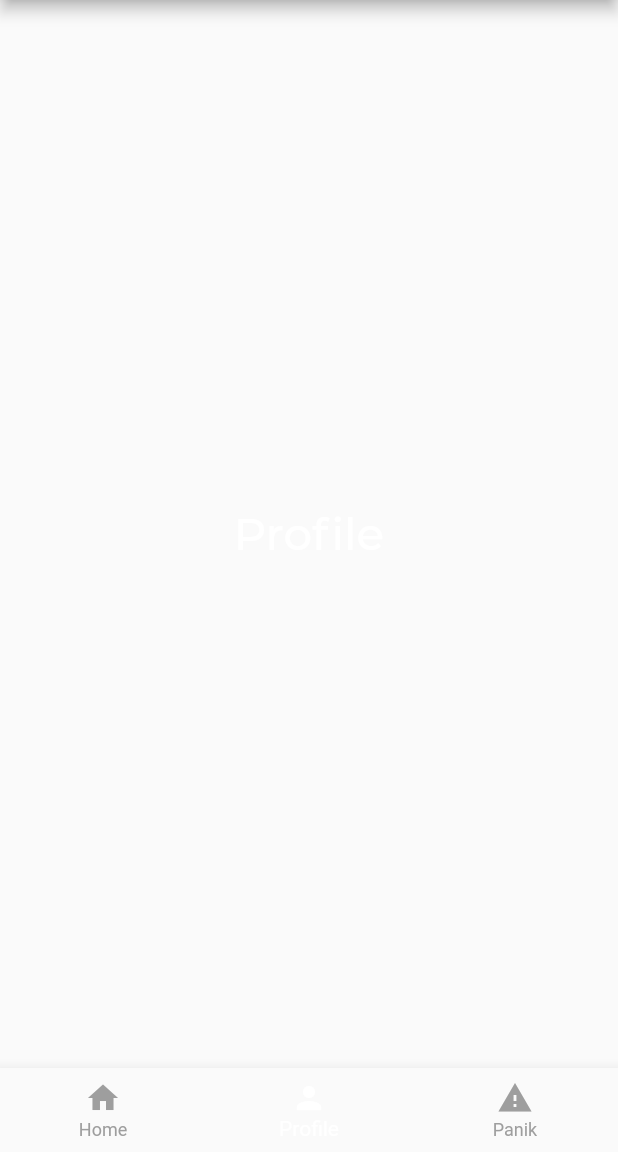
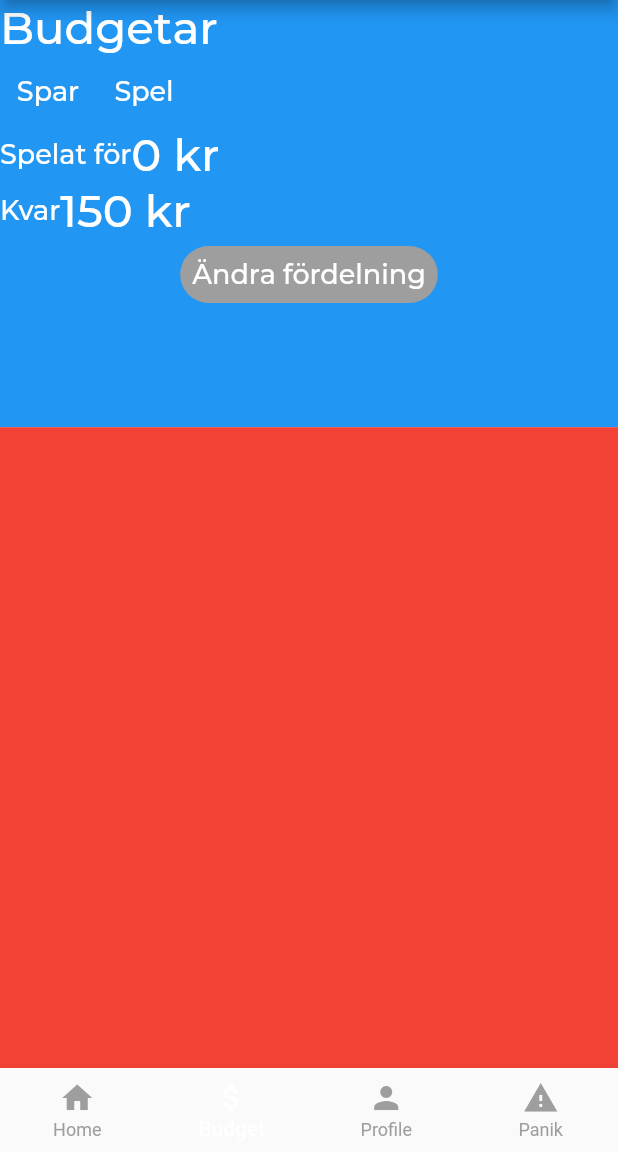
Before and after one commit to juliusolson/rena, a Flutter app: the screen it shows after launch, item 2 of the bottom bar chosen, on a phone screen of 412 x 824 dp, the part 84-1236 px from its top. Run offline on Flutter 3.47's test engine with Material 2 defaults, Android fonts, the light colour scheme and no system bars; our stand-ins replace charts_flutter, percent_indicator; project files that could hold a hidden picture were left out.

Commit message:
ADD budget view and init layout

```diff
--- /dev/null
+++ b/lib/screens/budget/budgetview.dart
@@ -0,0 +1,92 @@
+import 'package:flutter/material.dart';
+
+class BudgetView extends StatelessWidget {
+  final String str;
+
+  BudgetView(this.str);
+
+  Widget build(BuildContext context) {
+    return SafeArea(
+      child: Center(
+        child: Column(
+          children: [
+            Flexible(
+              flex: 2,
+              child: Container(
+                  color: Colors.blue,
+                  child: Column(
+                    children: [
+                      Align(
+                        alignment: Alignment.topLeft,
+                        child: Text(
+                          "Budgetar",
+                          style: Theme.of(context).textTheme.bodyText1,
+                        ),
+                      ),
+                      Row(
+                        children: [
+                          TextButton(
+                              onPressed: null,
+                              child: Text(
+                                "Spar",
+                                style: Theme.of(context).textTheme.caption,
+                              )),
+                          TextButton(
+                              onPressed: null,
+                              child: Text(
+                                "Spel",
+                                style: Theme.of(context).textTheme.caption,
+                              )),
+                        ],
+                      ),
+                      Row(
+                        children: [
+                          Text(
+                            "Spelat för",
+                            style: Theme.of(context).textTheme.caption,
+                          ),
+                          Text(
+                            "0 kr",
+                            style: Theme.of(context).textTheme.bodyText1,
+                          )
+                        ],
+                      ),
+                      Row(
+                        children: [
+                          Text(
+                            "Kvar",
+                            style: Theme.of(context).textTheme.caption,
+                          ),
+                          Text(
+                            "150 kr",
+                            style: Theme.of(context).textTheme.bodyText1,
+                          )
+                        ],
+                      ),
+                      FlatButton(
+                        color: Colors.grey,
+                        textColor: Colors.white,
+                        disabledColor: Colors.grey,
+                        padding: EdgeInsets.all(8.0),
+                        shape: RoundedRectangleBorder(
+                            borderRadius: new BorderRadius.circular(30.0)),
+                        onPressed: () {},
+                        child: Text(
+                          "Ändra fördelning",
+                          style: Theme.of(context).textTheme.caption,
+                        ),
+                      )
+                    ],
+                  )),
+            ),
+            Flexible(
+                flex: 3,
+                child: Container(
+                  color: Colors.red,
+                ))
+          ],
+        ),
+      ),
+    );
+  }
+}
--- a/lib/screens/views.dart
+++ b/lib/screens/views.dart
@@ -2,9 +2,11 @@ import 'package:flutter/material.dart';
 import 'package:rena/screens/home/homeview.dart';
 import 'package:rena/screens/panik/panikview.dart';
 import 'package:rena/screens/profile/profileview.dart';
+import 'package:rena/screens/budget/budgetview.dart';
 
 List<Widget> allViews = <Widget>[
   HomeView("Home"),
+  BudgetView("Budget"),
   ProfileView("Profile"),
   PanikView("Panik"),
 ];
--- a/lib/utils/destination.dart
+++ b/lib/utils/destination.dart
@@ -10,6 +10,7 @@ class Destination {
 
 const List<Destination> allDestinations = <Destination>[
   Destination("Home", Icons.home, Colors.teal),
+  Destination("Budget", Icons.attach_money, Colors.red),
   Destination("Profile", Icons.person, Colors.red),
   Destination("Panik", Icons.warning, Colors.green),
 ];
```
